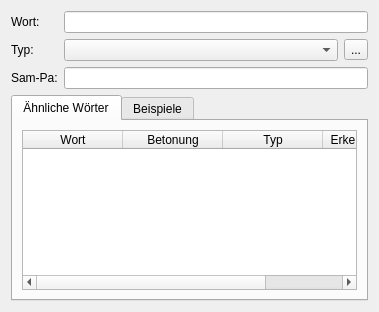
Before: the Qt Designer form ui/resolvewordpage.ui in KDE/simon, drawn with Qt 5.
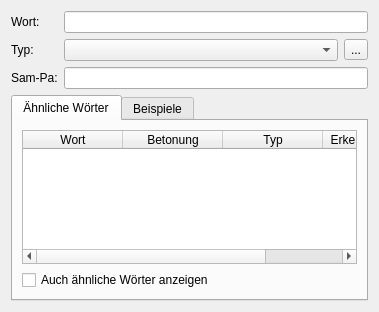
After: the same form once the commit is applied. Icons and pictures are not drawn.

```diff
--- a/ui/resolvewordpage.ui
+++ b/ui/resolvewordpage.ui
@@ -103,6 +103,13 @@
          </column>
         </widget>
        </item>
+       <item>
+        <widget class="QCheckBox" name="cbFuzzySearch" >
+         <property name="text" >
+          <string>Auch ähnliche Wörter anzeigen</string>
+         </property>
+        </widget>
+       </item>
       </layout>
      </widget>
      <widget class="QWidget" name="tab_2" >
```
